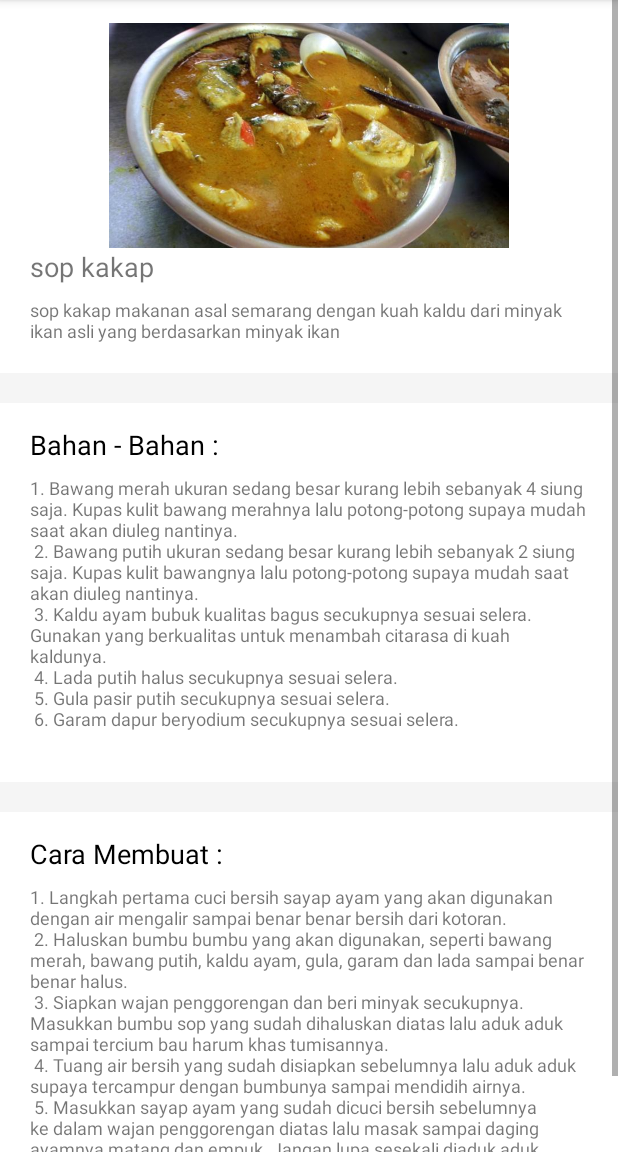
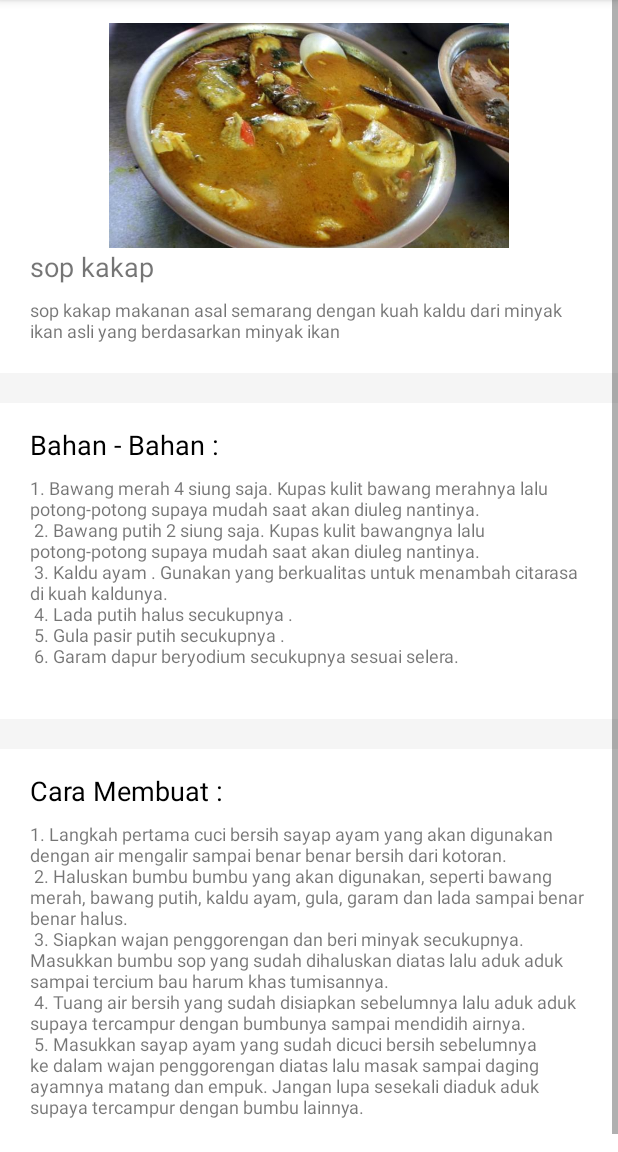
Before and after one commit to laliemail/Resepmakanan-3, an Android app: the screen it shows after launch (Detail), after a tap on "sop kakap", on a phone screen of 412 x 824 dp, the part 84-1236 px from its top. Run offline under Robolectric (Android 15) with nearby library versions, the phone set to English and light mode, and no system bars.

Commit message:
Update strings.xml

```diff
--- a/app/src/main/res/values/strings.xml
+++ b/app/src/main/res/values/strings.xml
@@ -35,11 +35,11 @@
         </item>
 
         <item>
-            1. Bawang merah ukuran sedang besar kurang lebih sebanyak 4 siung saja. Kupas kulit bawang merahnya lalu potong-potong supaya mudah saat akan diuleg nantinya.\n
-            2. Bawang putih ukuran sedang besar kurang lebih sebanyak 2 siung saja. Kupas kulit bawangnya lalu potong-potong supaya mudah saat akan diuleg nantinya.\n
-            3. Kaldu ayam bubuk kualitas bagus secukupnya sesuai selera. Gunakan yang berkualitas untuk menambah citarasa di kuah kaldunya.\n
-            4. Lada putih halus secukupnya sesuai selera.\n
-            5. Gula pasir putih secukupnya sesuai selera.\n
+            1. Bawang merah  4 siung saja. Kupas kulit bawang merahnya lalu potong-potong supaya mudah saat akan diuleg nantinya.\n
+            2. Bawang putih 2 siung saja. Kupas kulit bawangnya lalu potong-potong supaya mudah saat akan diuleg nantinya.\n
+            3. Kaldu ayam . Gunakan yang berkualitas untuk menambah citarasa di kuah kaldunya.\n
+            4. Lada putih halus secukupnya .\n
+            5. Gula pasir putih secukupnya .\n
             6. Garam dapur beryodium secukupnya sesuai selera.\n
         </item>
 
```
